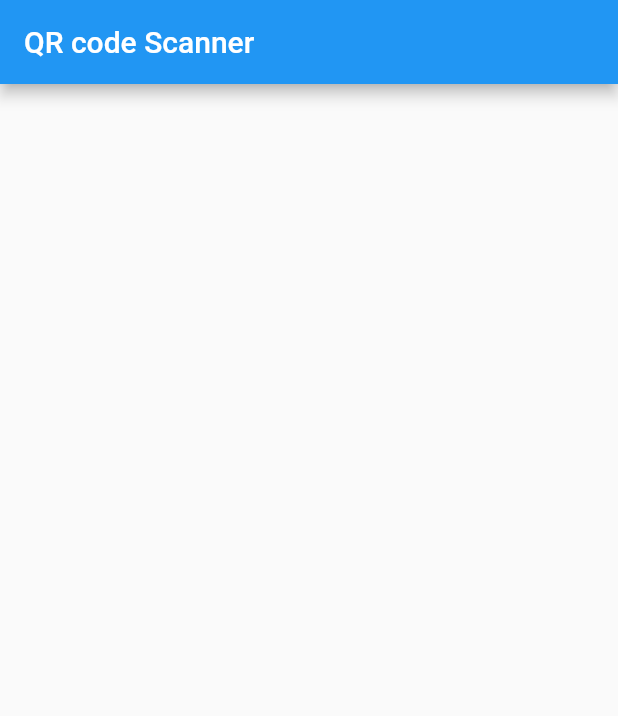
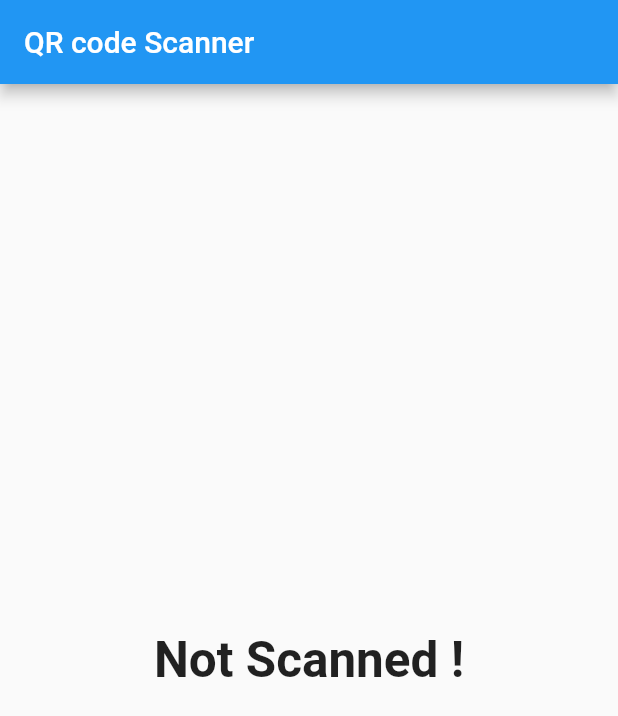
Before and after one commit to sharansriramoju/QRcodeScanner, a Flutter app: the screen it shows after launch, on a phone screen of 412 x 824 dp. Shown: the top 716 px of the screen. Run offline on Flutter 3.47's test engine with Material 2 defaults, Android fonts, the phone set to English and light mode, and no system bars; missing offline and left inert: dart:ffi, flutter_barcode_scanner.

Commit message:
initial commit

```diff
--- a/qrcodescanner/lib/main.dart
+++ b/qrcodescanner/lib/main.dart
@@ -1,4 +1,7 @@
+import 'dart:ffi';
+
 import 'package:flutter/material.dart';
+import 'package:flutter_barcode_scanner/flutter_barcode_scanner.dart';
 
 void main() {
   runApp(MyApp());
@@ -20,15 +23,46 @@ class MyHomePage extends StatefulWidget {
 }
 
 class _MyHomePageState extends State<MyHomePage> {
+  String qrString = "Not Scanned !";
   @override
   Widget build(BuildContext context) {
+    double height = MediaQuery.of(context).size.height;
+
+    double width = MediaQuery.of(context).size.height;
+
     return Scaffold(
       appBar: AppBar(
         title: Text(
           "QR code Scanner",
         ),
       ),
-      body: Container(),
+      body: Container(
+        width: width,
+        child: Column(
+          mainAxisAlignment: MainAxisAlignment.spaceEvenly,
+          crossAxisAlignment: CrossAxisAlignment.center,
+          children: [
+            Text(
+              qrString,
+              style: TextStyle(
+                fontSize: width * 0.04,
+                fontWeight: FontWeight.bold,
+              ),
+            )
+          ],
+        ),
+      ),
     );
   }
+
+  Future<void> scanQr() async {
+    try {
+      FlutterBarcodeScanner.scanBarcode(
+          "#F44336", "cancel", true, ScanMode.BARCODE);
+    } catch (e) {
+      setState(() {
+        qrString = "unable to detect QR Code";
+      });
+    }
+  }
 }
```
